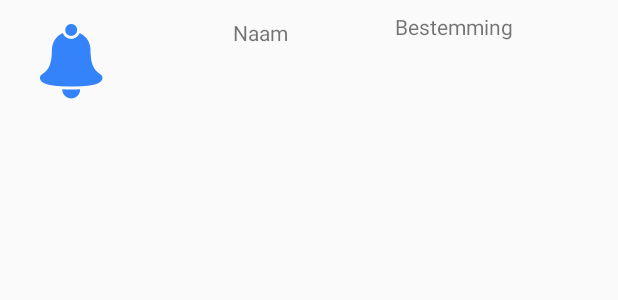
After one commit to yannisarnouts/TrainFriendsFinder1, an Android app: the layout fragment_melding.xml on its own in the app's theme, with its tools: preview values and no code run, on a phone screen of 412 x 824 dp. The commit adds this screen. Shown: the top 300 px of the screen. Run offline under Robolectric (Android 15) with nearby library versions, the phone set to English and light mode, and no system bars.

Commit message:
meldingenpagina design

```diff
--- /dev/null
+++ b/app/src/main/res/layout/fragment_melding.xml
@@ -0,0 +1,45 @@
+<?xml version="1.0" encoding="utf-8"?>
+<android.support.constraint.ConstraintLayout xmlns:android="http://schemas.android.com/apk/res/android"
+    xmlns:app="http://schemas.android.com/apk/res-auto"
+    xmlns:tools="http://schemas.android.com/tools"
+    android:layout_width="match_parent"
+    android:layout_height="match_parent"
+    tools:layout_editor_absoluteY="81dp">
+
+    <ImageView
+        android:id="@+id/imageView4"
+        android:layout_width="50dp"
+        android:layout_height="50dp"
+        android:layout_marginEnd="43dp"
+        android:layout_marginStart="16dp"
+        android:layout_marginTop="8dp"
+        app:layout_constraintBottom_toBottomOf="@+id/naamMelding"
+        app:layout_constraintEnd_toStartOf="@+id/naamMelding"
+        app:layout_constraintStart_toStartOf="parent"
+        app:layout_constraintTop_toTopOf="@+id/naamMelding"
+        app:srcCompat="@drawable/notificationicon" />
+
+    <TextView
+        android:id="@+id/naamMelding"
+        android:layout_width="100dp"
+        android:layout_height="50dp"
+        android:layout_marginEnd="33dp"
+        android:layout_marginTop="8dp"
+        android:text="Naam"
+        android:textAlignment="center"
+        app:layout_constraintBottom_toBottomOf="@+id/bestemmingMelding"
+        app:layout_constraintEnd_toStartOf="@+id/bestemmingMelding"
+        app:layout_constraintStart_toEndOf="@+id/imageView4"
+        app:layout_constraintTop_toTopOf="@+id/bestemmingMelding" />
+
+    <TextView
+        android:id="@+id/bestemmingMelding"
+        android:layout_width="100dp"
+        android:layout_height="50dp"
+        android:layout_marginEnd="42dp"
+        android:layout_marginTop="8dp"
+        android:text="Bestemming"
+        app:layout_constraintEnd_toEndOf="parent"
+        app:layout_constraintStart_toEndOf="@+id/naamMelding"
+        app:layout_constraintTop_toTopOf="parent" />
+</android.support.constraint.ConstraintLayout>
```
Also changed, not shown: app/src/main/java/com/example/yannis/trainfriendsfinder/MeldingenFragment.java (+4 -3 lines), app/src/main/java/com/example/yannis/trainfriendsfinder/adapter/MeldingAdapter.java (added, +47 -0 lines), app/src/main/java/com/example/yannis/trainfriendsfinder/model/Melding.java (added, +35 -0 lines), app/src/main/res/drawable/notificationicon.png (added).
